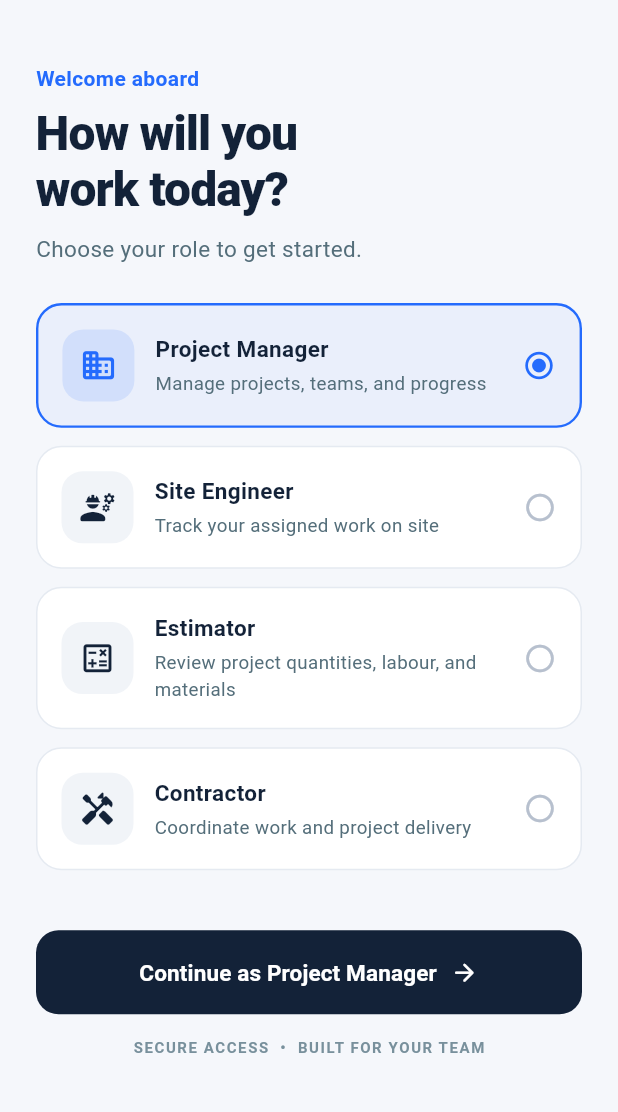
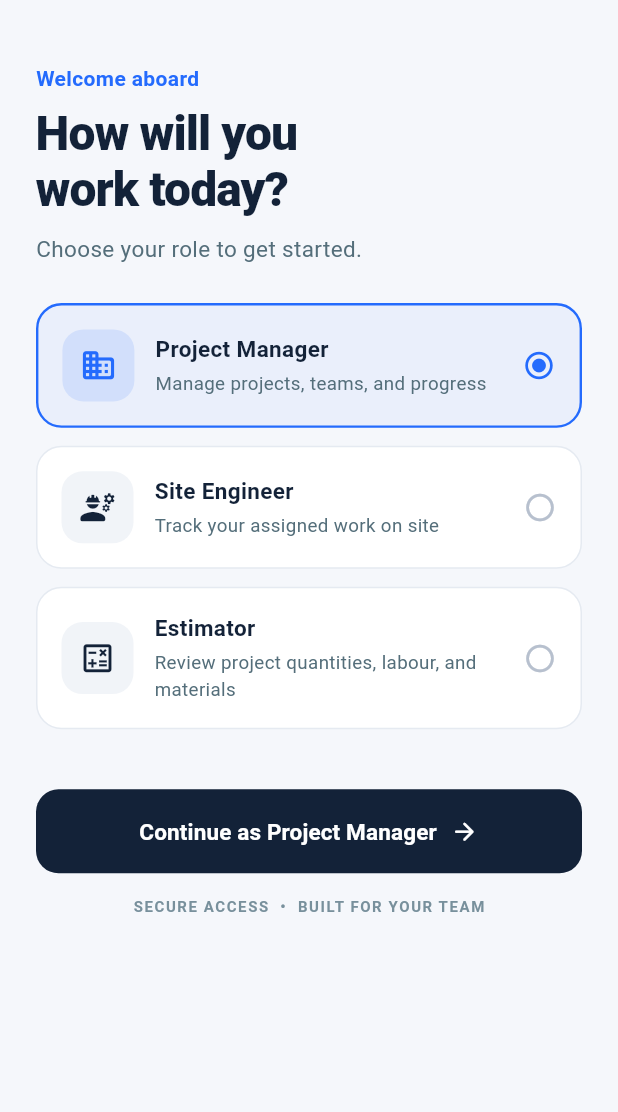
Before and after one commit to technovahub2025/bskapp, a Flutter app: the screen it shows after launch, on a phone screen of 412 x 824 dp, the part 99-1211 px from its top. Run offline on Flutter 3.47's test engine with Material 3 defaults, Android fonts, the phone set to English and light mode, and no system bars; our stand-ins replace flutter_secure_storage.

Commit message:
Refactor API base URL and remove contractor role references in the application

```diff
--- a/lib/features/auth/data/project_engineer_api.dart
+++ b/lib/features/auth/data/project_engineer_api.dart
@@ -3,7 +3,7 @@ import 'dart:convert';
 import 'package:http/http.dart' as http;
 
 class ProjectEngineerApi {
-  ProjectEngineerApi({http.Client? client, this.baseUrl = const String.fromEnvironment('API_BASE_URL', defaultValue: 'http://10.0.2.2:5000')}) : _client = client ?? http.Client();
+  ProjectEngineerApi({http.Client? client, this.baseUrl = const String.fromEnvironment('API_BASE_URL', defaultValue: 'http://localhost:5000')}) : _client = client ?? http.Client();
 
   final http.Client _client;
   final String baseUrl;
--- a/lib/features/auth/domain/app_role.dart
+++ b/lib/features/auth/domain/app_role.dart
@@ -1,8 +1,7 @@
 enum AppRole {
   projectManager('Project Manager', 'Manage projects, teams, and progress', 'project_manager', 'PM'),
   siteEngineer('Site Engineer', 'Track your assigned work on site', 'site_engineer', 'SE'),
-  estimator('Estimator', 'Review project quantities, labour, and materials', 'estimator', 'ES'),
-  contractor('Contractor', 'Coordinate work and project delivery', 'contractor', 'CO');
+  estimator('Estimator', 'Review project quantities, labour, and materials', 'estimator', 'ES');
 
   const AppRole(this.label, this.description, this.apiValue, this.initials);
   final String label;
--- a/lib/features/auth/presentation/role_home_screen.dart
+++ b/lib/features/auth/presentation/role_home_screen.dart
@@ -28,6 +28,5 @@ class RoleHomeScreen extends StatelessWidget {
         AppRole.projectManager => ProjectManagerHome(repository: projectRepository, onSignOut: () => _signOut(context)),
         AppRole.siteEngineer => SiteEngineerHome(repository: projectRepository, authRepository: authRepository, onSignOut: () => _signOut(context)),
         AppRole.estimator => EstimatorHome(onSignOut: () => _signOut(context)),
-        AppRole.contractor => Scaffold(appBar: AppBar(title: const Text('Contractor')), body: const Center(child: Text('Contractor access is not configured yet.'))),
       };
 }
--- a/lib/features/auth/presentation/role_selection_screen.dart
+++ b/lib/features/auth/presentation/role_selection_screen.dart
@@ -60,7 +60,7 @@ class _RoleSelectionScreenState extends State<RoleSelectionScreen> {
 
   Widget _roleCard(AppRole role) {
     final selected = role == _selected;
-    final icon = switch (role) { AppRole.projectManager => Icons.domain_rounded, AppRole.siteEngineer => Icons.engineering_rounded, AppRole.estimator => Icons.calculate_outlined, AppRole.contractor => Icons.handyman_rounded };
+    final icon = switch (role) { AppRole.projectManager => Icons.domain_rounded, AppRole.siteEngineer => Icons.engineering_rounded, AppRole.estimator => Icons.calculate_outlined };
     return Padding(padding: const EdgeInsets.only(bottom: 12), child: InkWell(
       borderRadius: BorderRadius.circular(17), onTap: () => setState(() => _selected = role),
       child: AnimatedContainer(duration: const Duration(milliseconds: 160), padding: const EdgeInsets.all(16), decoration: BoxDecoration(color: selected ? AppTheme.blue.withValues(alpha: .055) : Colors.white, borderRadius: BorderRadius.circular(17), border: Border.all(color: selected ? AppTheme.blue : const Color(0xFFE5EAF1), width: selected ? 1.6 : 1)),
--- a/lib/features/auth/presentation/sign_in_screen.dart
+++ b/lib/features/auth/presentation/sign_in_screen.dart
@@ -43,7 +43,7 @@ class _SignInScreenState extends State<SignInScreen> {
 
   @override
   Widget build(BuildContext context) {
-    final enabled = widget.role != AppRole.contractor;
+    const enabled = true;
     final isSiteEngineer = widget.role == AppRole.siteEngineer;
     return Scaffold(appBar: AppBar(backgroundColor: AppTheme.canvas, title: const Text('Sign in', style: TextStyle(fontWeight: FontWeight.w700, color: AppTheme.navy))), body: SafeArea(child: SingleChildScrollView(padding: const EdgeInsets.fromLTRB(24, 24, 24, 32), child: Form(key: _formKey, child: Column(crossAxisAlignment: CrossAxisAlignment.start, children: [
       Container(width: 58, height: 58, decoration: BoxDecoration(color: AppTheme.blue.withValues(alpha: .1), borderRadius: BorderRadius.circular(18)), child: const Icon(Icons.lock_person_rounded, color: AppTheme.blue, size: 29)),
```
